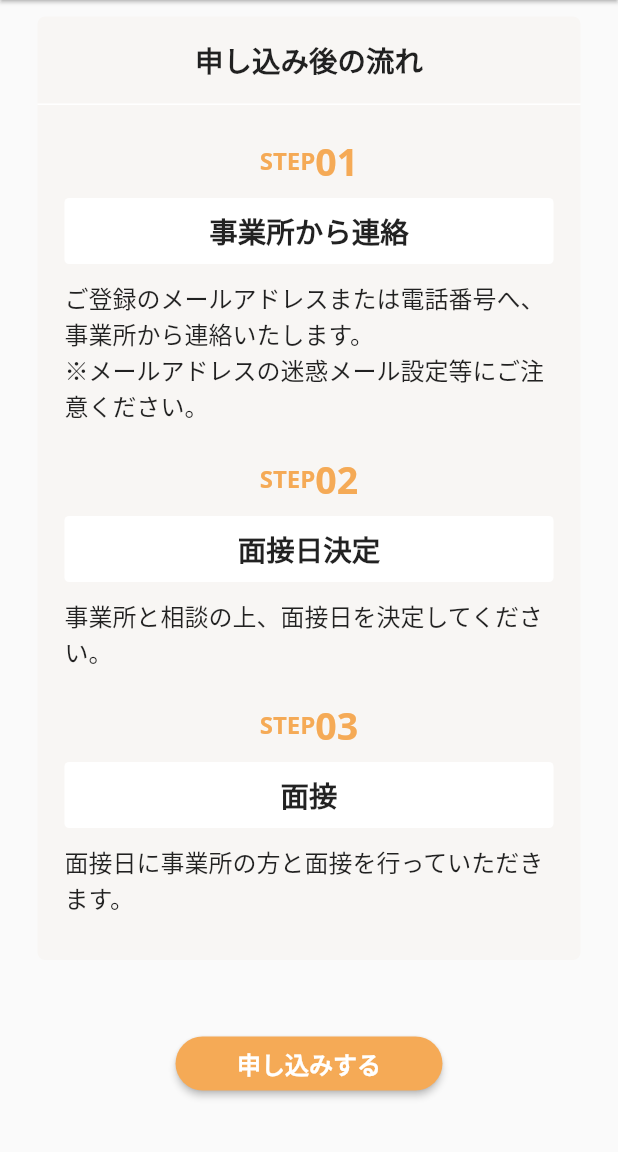
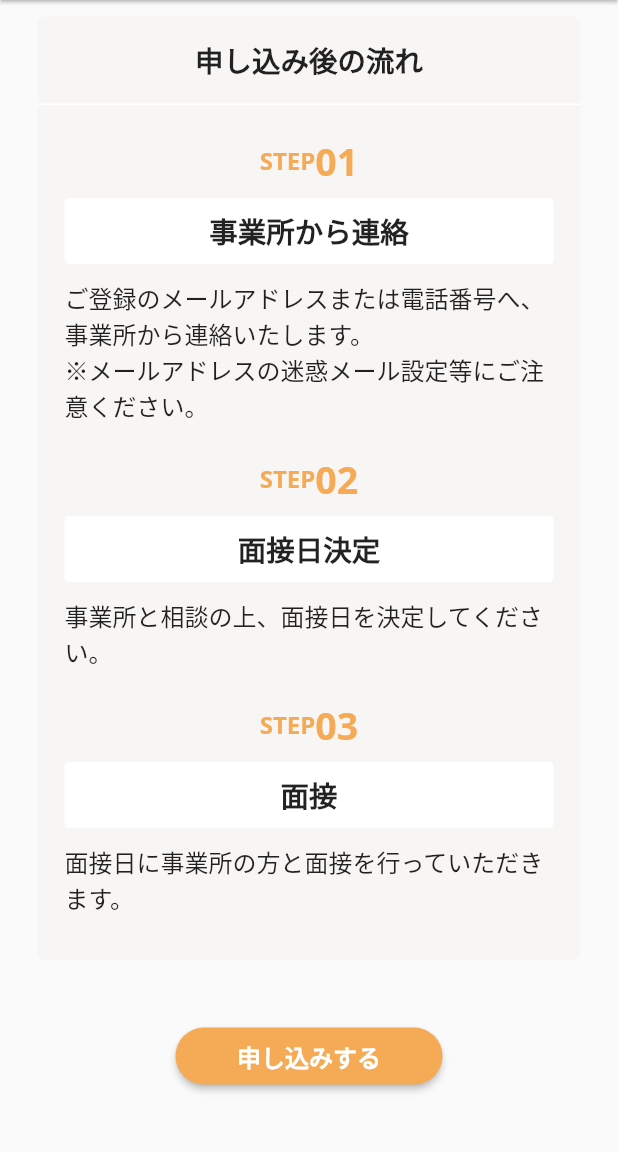
Before and after one commit to akashjpro/parsowa, a Flutter app: the ConfirmJobDetailScreen screen opened by its route, scrolled down 89 dp, on a phone screen of 412 x 824 dp, the part 84-1236 px from its top. Run offline on Flutter 3.47's test engine with Material 2 defaults, Android fonts, the phone set to English and light mode, and no system bars; our stand-ins replace auto_route, flutter_bloc, flutter_svg; Roboto replaces fonts that are missing (NotoSanJP).

Commit message:
fixed height button confirm

```diff
--- a/lib/presentation/screens/job_detail/confirm/confirm_screen.dart
+++ b/lib/presentation/screens/job_detail/confirm/confirm_screen.dart
@@ -45,6 +45,8 @@ class ConfirmJobDetailScreen extends StatelessWidget {
   Widget _buildButton(BuildContext context) {
     return Padding(
       padding: const EdgeInsets.symmetric(vertical: 45.0, horizontal: 92.0),
+      child: SizedBox(
+        height: 38.0,
         child: ElevatedButton(
           onPressed: () {
             Navigator.of(context).pushNamed(
@@ -82,6 +84,7 @@ class ConfirmJobDetailScreen extends StatelessWidget {
                 borderRadius: BorderRadius.circular(19.0),
               );
             }),
+          ),
         ),
       ),
     );
```
Lines whose indentation alone changed are shown as unchanged.
